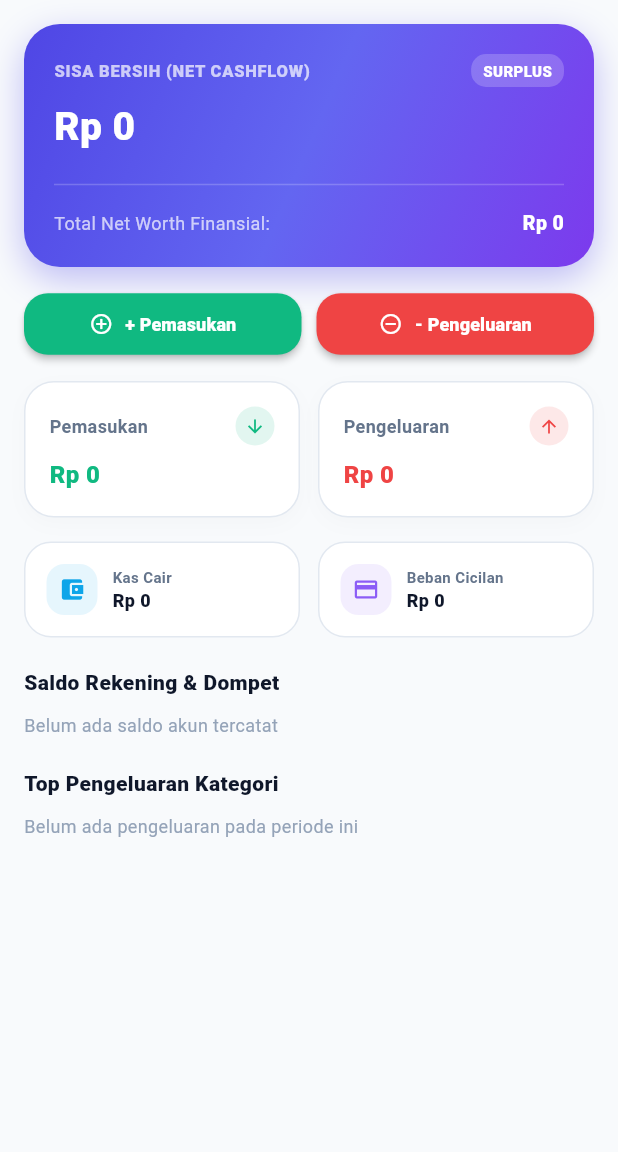
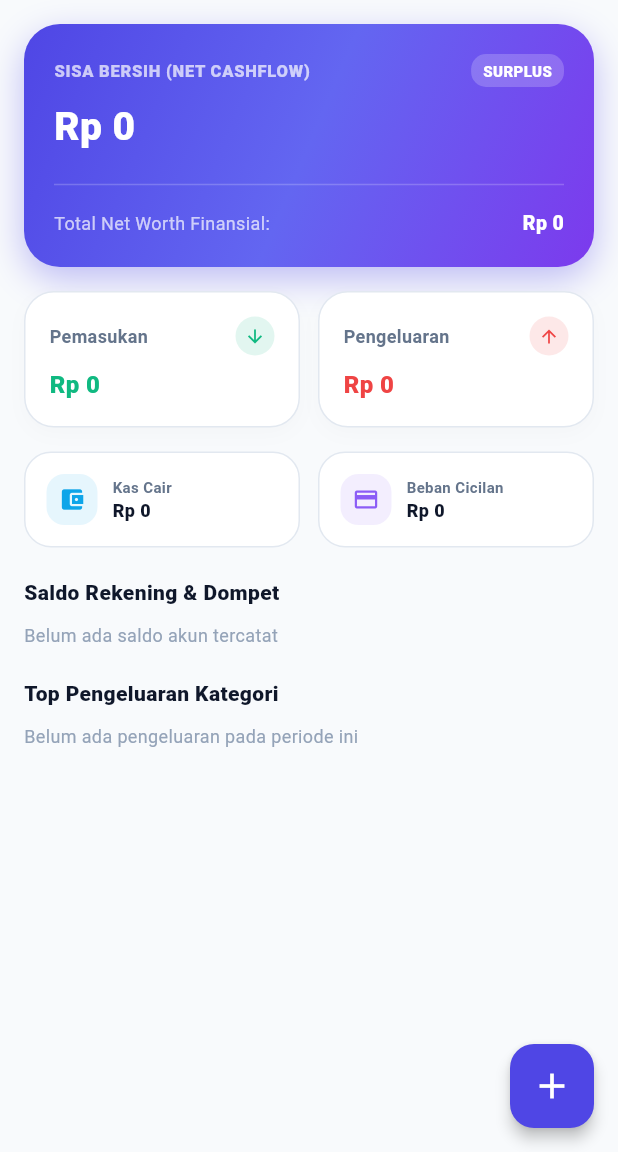
Before and after one commit to Xdzall/Money_Tracker, a Flutter app: the DashboardScreen screen opened directly, on a phone screen of 412 x 824 dp, the part 84-1236 px from its top. Run offline on Flutter 3.47's test engine with Material 3 defaults, Android fonts, the phone set to English and light mode, and no system bars; our stand-ins replace google_sign_in, shared_preferences; accounts and stored records are empty; network calls fail.

Commit message:
Remove redundant dashboard income/expense buttons, keep dedicated FAB (+) on bottom right

```diff
--- a/flutter_app/lib/screens/dashboard_screen.dart
+++ b/flutter_app/lib/screens/dashboard_screen.dart
@@ -104,6 +104,13 @@ class _DashboardScreenState extends State<DashboardScreen> {
           ),
         ],
       ),
+      floatingActionButton: FloatingActionButton(
+        onPressed: () => _openAddModal(),
+        backgroundColor: const Color(0xFF4F46E5),
+        foregroundColor: Colors.white,
+        elevation: 4,
+        child: const Icon(Icons.add, size: 28),
+      ),
       body: _isLoading
           ? const Center(child: CircularProgressIndicator(color: Color(0xFF4F46E5)))
           : RefreshIndicator(
@@ -117,43 +124,7 @@ class _DashboardScreenState extends State<DashboardScreen> {
                   children: [
                     // Main Net Cashflow Banner
                     _buildMainCard(),
-                    const SizedBox(height: 14),
-
-                    // Quick Action Buttons
-                    Row(
-                      children: [
-                        Expanded(
-                          child: ElevatedButton.icon(
-                            onPressed: () => _openAddModal("Pemasukan"),
-                            icon: const Icon(Icons.add_circle_outline, size: 16),
-                            label: const Text("+ Pemasukan", style: TextStyle(fontWeight: FontWeight.w800, fontSize: 12)),
-                            style: ElevatedButton.styleFrom(
-                              backgroundColor: const Color(0xFF10B981),
-                              foregroundColor: Colors.white,
-                              padding: const EdgeInsets.symmetric(vertical: 12),
-                              shape: RoundedRectangleBorder(borderRadius: BorderRadius.circular(16)),
-                              elevation: 2,
-                            ),
-                          ),
-                        ),
-                        const SizedBox(width: 10),
-                        Expanded(
-                          child: ElevatedButton.icon(
-                            onPressed: () => _openAddModal("Pengeluaran"),
-                            icon: const Icon(Icons.remove_circle_outline, size: 16),
-                            label: const Text("- Pengeluaran", style: TextStyle(fontWeight: FontWeight.w800, fontSize: 12)),
-                            style: ElevatedButton.styleFrom(
-                              backgroundColor: const Color(0xFFEF4444),
-                              foregroundColor: Colors.white,
-                              padding: const EdgeInsets.symmetric(vertical: 12),
-                              shape: RoundedRectangleBorder(borderRadius: BorderRadius.circular(16)),
-                              elevation: 2,
-                            ),
-                          ),
-                        ),
-                      ],
-                    ),
-                    const SizedBox(height: 14),
+                    const SizedBox(height: 16),
 
                     // Income & Expense Grid
                     Row(
```
Also changed, not shown: 1 other file.
